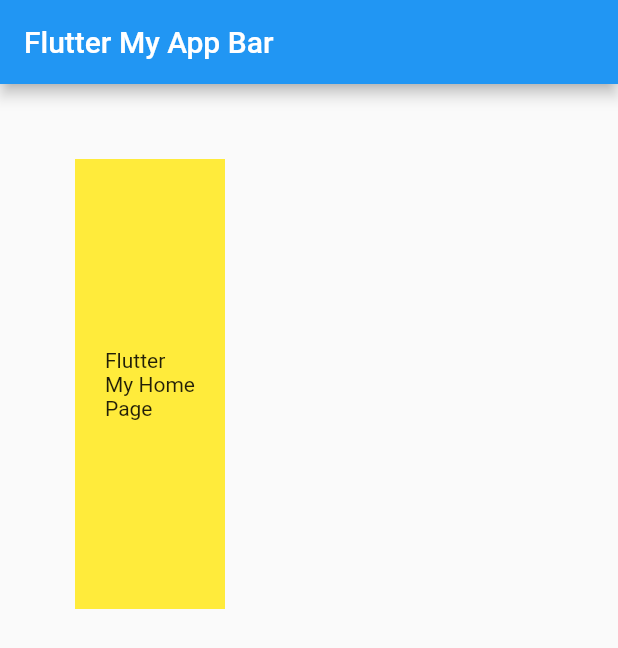
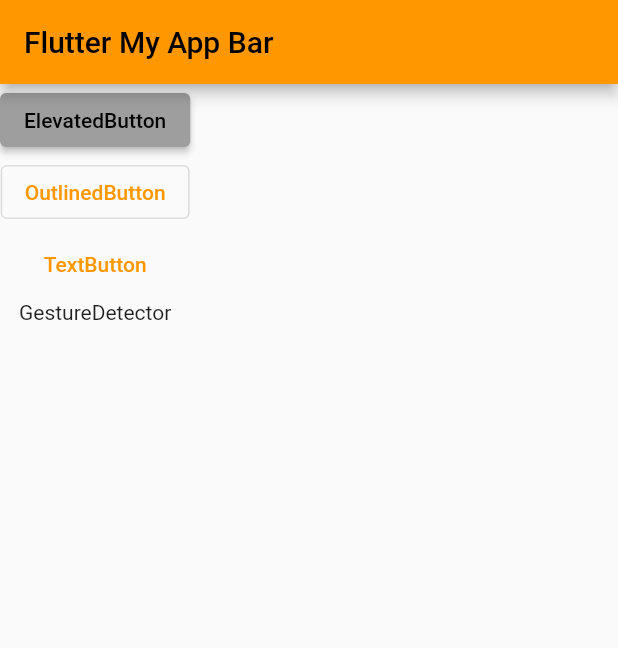
Before and after one commit to jjs1545/flutter_application_study, a Flutter app: the screen it shows after launch, on a phone screen of 412 x 824 dp. Shown: the top 648 px of the screen. Run offline on Flutter 3.47's test engine with Material 2 defaults, Android fonts, the phone set to English and light mode, and no system bars.

Commit message:
자주 사용하는 버튼 4가지 ElevatedButton, OutlinedButton, TextButton, GestureDetector

```diff
--- a/lib/main.dart
+++ b/lib/main.dart
@@ -13,7 +13,7 @@ class MyApp extends StatelessWidget {
     return MaterialApp(
       // title: 'Flutter Demo',
       theme: ThemeData(
-        primarySwatch: Colors.blue,
+        primarySwatch: Colors.orange,
       ),
       // home: const JusinHomePage(),
       home: const MyHomePage(),
--- a/lib/pages/my_home_page.dart
+++ b/lib/pages/my_home_page.dart
@@ -11,29 +11,42 @@ class MyHomePage extends StatelessWidget {
   Widget build(BuildContext context) {
     return Scaffold(
       /// Ctrl+i -> 속성보기
-      appBar: AppBar(title: const Text('Flutter My App Bar')),
+      appBar: AppBar(
+        title: const Text('Flutter My App Bar'),
+      ),
 
-      /// Container -> div 역할
-      body: Container(
-        color: Colors.yellow,
-
-        /// alignment -> 컨테이너 전체에 적용(Container에 자식이 없는것 처럼 적용)
-        alignment: Alignment.center,
-
-        /// padding -> 안쪽 여백, 좌, 우 공백 조절
-        padding: const EdgeInsets.symmetric(
-          horizontal: 20,
-          vertical: 50,
-        ),
-
-        /// padding -> 바깥 여백, 좌, 우 공백 조절
-        margin: const EdgeInsets.symmetric(
-          horizontal: 50,
-          vertical: 50,
-        ),
-        width: 100,
-        height: 300,
-        child: const Text('Flutter My Home Page'),
+      /// 자주 사용되는 버튼 ElevatedButton, OutlinedButton, TextButton, GestureDetector
+      body: Column(
+        children: [
+          ElevatedButton(
+            onPressed: () {
+              print('ElevatedButton');
+            },
+            onLongPress: () {
+              print('ElevatedButton onLongPres`s!');
+            },
+            style: ElevatedButton.styleFrom(
+              backgroundColor: Colors.grey,
+            ),
+            child: const Text('ElevatedButton'),
+          ),
+          OutlinedButton(
+            onPressed: () {},
+            child: const Text('OutlinedButton'),
+          ),
+          TextButton(
+            onPressed: () {},
+            child: const Text('TextButton'),
+          ),
+          GestureDetector(
+            onTap: () {},
+            onTapDown: (detail) {
+              print(
+                  'GestureDetector ${detail.kind} ! ${detail.globalPosition}');
+            },
+            child: const Text('GestureDetector'),
+          ),
+        ],
       ),
     );
   }
```
